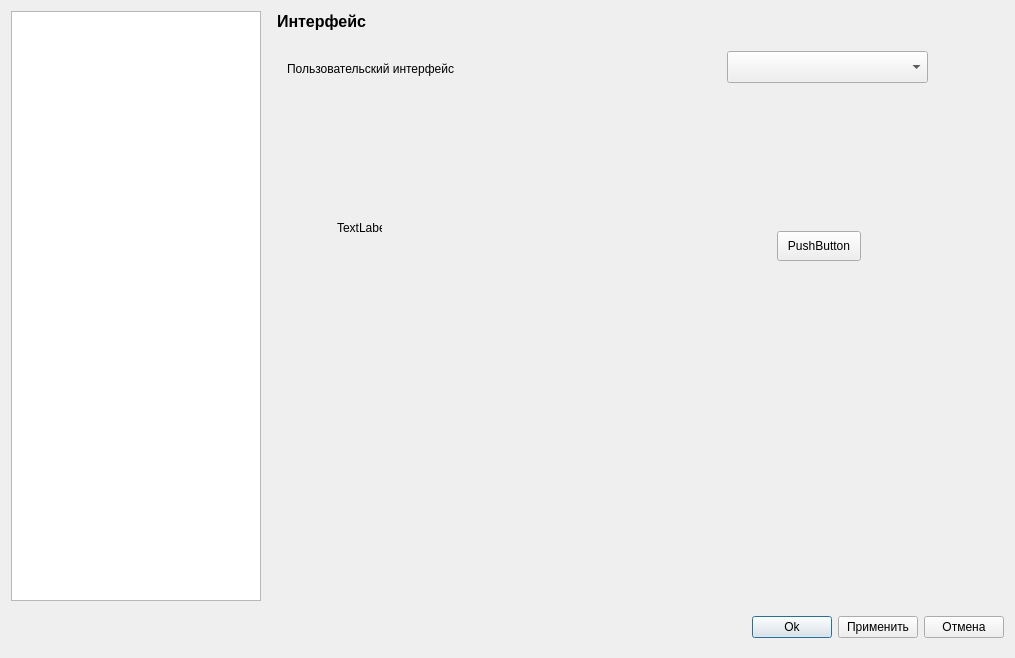
First picture: the form in ImView/settings.ui, repository Ivanos121/ImView2_Qt6, before the edit.
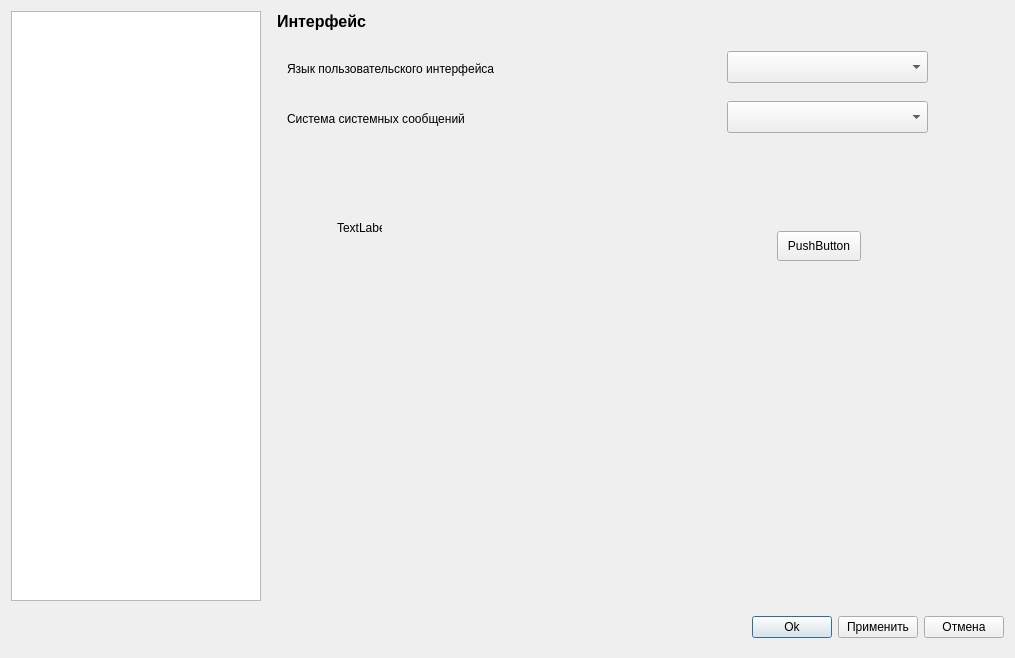
Second picture: the form after the edit.

```diff
--- a/ImView/settings.ui
+++ b/ImView/settings.ui
@@ -126,7 +126,7 @@
         </rect>
        </property>
        <property name="text">
-        <string>Пользовательский интерфейс</string>
+        <string>Язык пользовательского интерфейса</string>
        </property>
       </widget>
       <widget class="QPushButton" name="pushButton_4">
@@ -155,6 +155,29 @@
         <string>TextLabel</string>
        </property>
       </widget>
+      <widget class="QLabel" name="label_10">
+       <property name="geometry">
+        <rect>
+         <x>20</x>
+         <y>100</y>
+         <width>231</width>
+         <height>16</height>
+        </rect>
+       </property>
+       <property name="text">
+        <string>Система системных сообщений</string>
+       </property>
+      </widget>
+      <widget class="QComboBox" name="comboBox_2">
+       <property name="geometry">
+        <rect>
+         <x>460</x>
+         <y>90</y>
+         <width>201</width>
+         <height>32</height>
+        </rect>
+       </property>
+      </widget>
      </widget>
      <widget class="QWidget" name="page_3">
       <widget class="QLabel" name="label_2">
```
